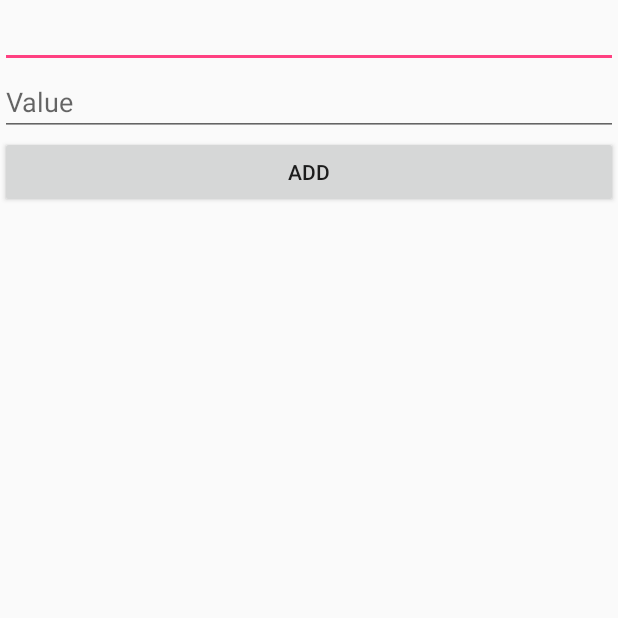
After one commit to asvid/Counter, an Android app: the BeerCounterWidgetConfigurationActivity screen opened directly, with no data from a screen before it, on a phone screen of 412 x 824 dp, the top half of it. The commit adds this screen. Run offline under Robolectric (Android 15) with nearby library versions, the phone set to English and light mode, and no system bars; libraries missing offline, so code that uses them is left out: io.realm; 2 statements that could not run were skipped.

Commit message:
WIP adds some widget classes, adds Realm

```diff
--- a/app/build.gradle
+++ b/app/build.gradle
@@ -24,6 +24,7 @@ dependencies {
     androidTestCompile('com.android.support.test.espresso:espresso-core:2.2.2', {
         exclude group: 'com.android.support', module: 'support-annotations'
     })
+    compile 'io.realm:realm-android:0.87.1'
     compile 'com.android.support:appcompat-v7:25.1.0'
     testCompile 'junit:junit:4.12'
 }
--- a/app/src/main/AndroidManifest.xml
+++ b/app/src/main/AndroidManifest.xml
@@ -3,6 +3,7 @@
           package="asvid.beercounter">
 
     <application
+        android:name=".App"
         android:allowBackup="true"
         android:icon="@mipmap/ic_launcher"
         android:label="@string/app_name"
@@ -15,6 +16,10 @@
                 <category android:name="android.intent.category.LAUNCHER"/>
             </intent-filter>
         </activity>
+        <activity android:name="widget.BeerCounterWidgetConfigurationActivity">
+
+        </activity>
+
         <receiver android:name="widget.BeerCounterWidgetProvider">
             <intent-filter>
                 <action android:name="android.appwidget.action.APPWIDGET_UPDATE"/>
--- /dev/null
+++ b/app/src/main/java/asvid/beercounter/App.java
@@ -0,0 +1,24 @@
+package asvid.beercounter;
+
+import android.app.Application;
+
+import asvid.beercounter.data.Storage;
+
+/**
+ * Created by adam on 15.01.17.
+ */
+
+public class App extends Application {
+
+    private Storage storage;
+
+    @Override
+    public void onCreate() {
+        super.onCreate();
+        storage = new Storage(this);
+    }
+
+    public Storage getStorage() {
+        return storage;
+    }
+}
--- /dev/null
+++ b/app/src/main/java/widget/BeerCounterWidgetConfigurationActivity.java
@@ -0,0 +1,87 @@
+package widget;
+
+import android.app.Activity;
+import android.appwidget.AppWidgetManager;
+import android.content.Intent;
+import android.os.Bundle;
+import android.view.View;
+import android.widget.BaseAdapter;
+import android.widget.Button;
+import android.widget.EditText;
+import android.widget.ListView;
+
+import java.util.List;
+
+import asvid.beercounter.App;
+import asvid.beercounter.R;
+import asvid.beercounter.data.CounterItem;
+
+/**
+ * Created by adam on 15.01.17.
+ */
+
+public class BeerCounterWidgetConfigurationActivity extends Activity {
+
+    private List<Long> mRowIDs;
+    int mAppWidgetId = AppWidgetManager.INVALID_APPWIDGET_ID;
+    private BaseAdapter mAdapter;
+
+    @Override
+    protected void onCreate(final Bundle savedInstanceState) {
+        super.onCreate(savedInstanceState);
+        setResult(RESULT_CANCELED);
+        setContentView(R.layout.beer_counter_widget_configuration_activity);
+
+        ListView counterList = (ListView) findViewById(R.id.counterList);
+        final EditText name = (EditText) findViewById(R.id.name);
+        final EditText value = (EditText) findViewById(R.id.value);
+        Button addButton = (Button) findViewById(R.id.addButton);
+
+        addButton.setOnClickListener(new View.OnClickListener() {
+            @Override
+            public void onClick(View view) {
+                addItem(name.getText().toString(), value.getText().toString());
+            }
+        });
+
+        final Intent intent = getIntent();
+        final Bundle extras = intent.getExtras();
+        if (extras != null) {
+            mAppWidgetId = extras.getInt(AppWidgetManager.EXTRA_APPWIDGET_ID,
+                    AppWidgetManager.INVALID_APPWIDGET_ID);
+        }
+
+        // If they gave us an intent without the widget id, just bail.
+        if (mAppWidgetId == AppWidgetManager.INVALID_APPWIDGET_ID) {
+            finish();
+        }
+
+        List<CounterItem> itemList = ((App) getApplication()).getStorage()
+                .getAllItems();
+        mAdapter = new CounterListAdapter(getApplicationContext(),
+                R.layout.counter_item_view, itemList);
+        counterList.setAdapter(mAdapter);
+    }
+
+    private void addItem(String name, String value) {
+        CounterItem counterItem = new CounterItem();
+        counterItem.setName(name);
+        counterItem.setValue(Double.parseDouble(value));
+        ((App) getApplication()).getStorage().saveItem(counterItem);
+
+        CounterWidget widget = new CounterWidget();
+        widget.setCounterItem(counterItem);
+        widget.setId(mAppWidgetId);
+        ((App) getApplication()).getStorage().saveWidget(widget);
+
+        // Request widget update
+        final AppWidgetManager appWidgetManager = AppWidgetManager
+                .getInstance(this);
+        BeerCounterWidgetProvider
+                .updateAppWidget(this, appWidgetManager, mAppWidgetId,
+                        counterItem);
+
+        setResult(RESULT_OK);
+        finish();
+    }
+}
--- /dev/null
+++ b/app/src/main/java/widget/CounterListAdapter.java
@@ -0,0 +1,54 @@
+package widget;
+
+import android.content.Context;
+import android.view.LayoutInflater;
+import android.view.View;
+import android.view.ViewGroup;
+import android.widget.ArrayAdapter;
+import android.widget.TextView;
+
+import java.util.List;
+
+import asvid.beercounter.R;
+import asvid.beercounter.data.CounterItem;
+
+/**
+ * Created by adam on 15.01.17.
+ */
+public class CounterListAdapter extends ArrayAdapter<CounterItem> {
+
+    private final int viewResourceId;
+    List<CounterItem> items;
+
+    @Override
+    public int getCount() {
+        return items.size();
+    }
+
+    @Override
+    public long getItemId(int i) {
+        return items.get(i).getId();
+    }
+
+    public CounterListAdapter(Context context, int viewResourceId,
+                              List<CounterItem> items) {
+        super(context, viewResourceId, items);
+        this.items = items;
+        this.viewResourceId = viewResourceId;
+    }
+
+    public View getView(int position, View convertView, ViewGroup parent) {
+        View v = convertView;
+        if (v == null) {
+            LayoutInflater vi = (LayoutInflater) getContext()
+                    .getSystemService(Context.LAYOUT_INFLATER_SERVICE);
+            v = vi.inflate(viewResourceId, null);
+        }
+        CounterItem item = items.get(position);
+        TextView name = (TextView) v.findViewById(R.id.name);
+        TextView value = (TextView) v.findViewById(R.id.value);
+        name.setText(item.getName());
+        value.setText(item.getValue().toString());
+        return v;
+    }
+}
--- /dev/null
+++ b/app/src/main/res/layout/beer_counter_widget_configuration_activity.xml
@@ -0,0 +1,32 @@
+<?xml version="1.0" encoding="utf-8"?>
+<LinearLayout xmlns:android="http://schemas.android.com/apk/res/android"
+              android:layout_width="match_parent"
+              android:layout_height="match_parent"
+              android:orientation="vertical">
+
+    <EditText
+        android:id="@+id/name"
+        android:layout_width="match_parent"
+        android:layout_height="wrap_content"
+        android:ems="10"
+        android:inputType="textPersonName"/>
+
+    <EditText
+        android:id="@+id/value"
+        android:layout_width="match_parent"
+        android:layout_height="wrap_content"
+        android:ems="10"
+        android:hint="Value"
+        android:inputType="number"/>
+
+    <Button
+        android:id="@+id/addButton"
+        android:layout_width="match_parent"
+        android:layout_height="wrap_content"
+        android:text="Add"/>
+
+    <ListView
+        android:id="@+id/counterList"
+        android:layout_width="match_parent"
+        android:layout_height="match_parent"/>
+</LinearLayout>
--- a/app/src/main/res/xml/beer_counter_appwidget_info.xml
+++ b/app/src/main/res/xml/beer_counter_appwidget_info.xml
@@ -1,4 +1,5 @@
 <appwidget-provider xmlns:android="http://schemas.android.com/apk/res/android"
+                    android:configure="widget.BeerCounterWidgetConfigurationActivity"
                     android:initialLayout="@layout/beer_counter_appwidget"
                     android:minHeight="40dp"
                     android:minWidth="40dp"
```
Also changed, not shown: app/src/main/java/asvid/beercounter/data/CounterItem.java (added, +41 -0 lines), app/src/main/java/asvid/beercounter/data/Storage.java (added, +61 -0 lines), app/src/main/java/widget/BeerCounterWidgetProvider.java (+16 -9 lines), app/src/main/java/widget/CounterWidget.java (added, +33 -0 lines), app/src/main/res/layout/beer_counter_appwidget.xml (+8 -3 lines), app/src/main/res/layout/counter_item_view.xml (added, +20 -0 lines), build.gradle (+7 -1 lines).
